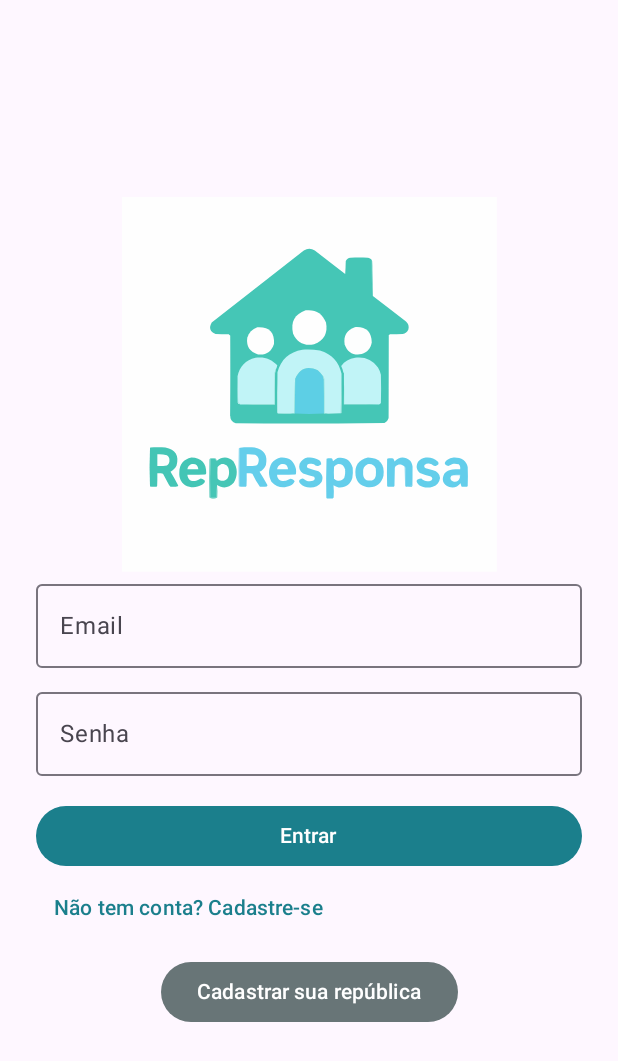
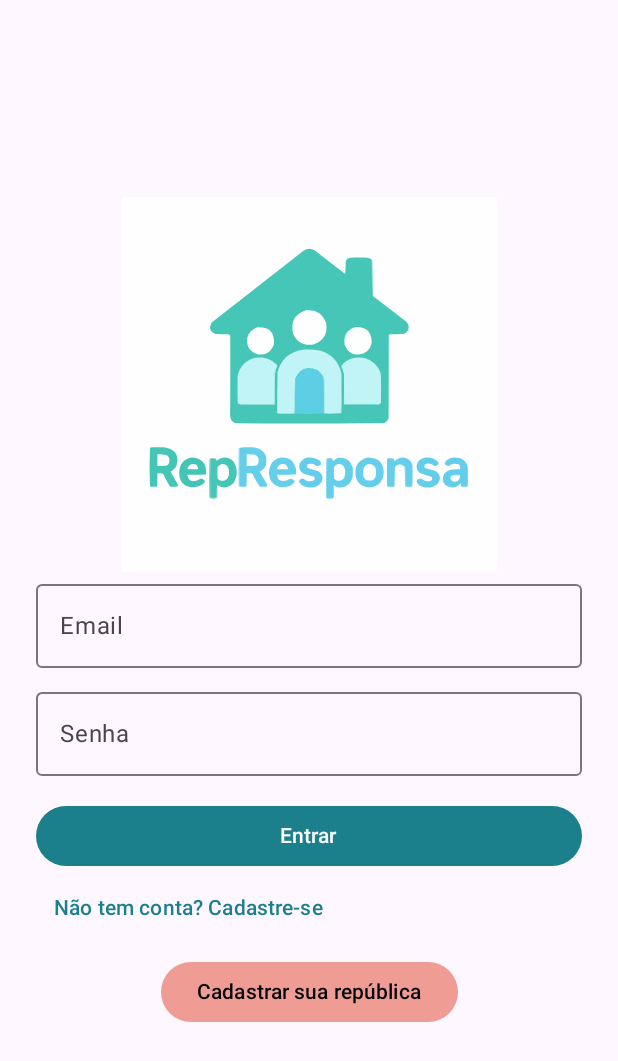
Before and after one commit to vitcaroline/RepResponsa, an Android app built with Jetpack Compose: the screen it shows after launch (MainActivity), on a phone screen of 412 x 824 dp. Shown: the top 1061 px of the screen. Run offline under Robolectric (Android 15) with nearby library versions, the phone set to English and light mode, and no system bars; our stand-ins replace Firebase (no records; nobody signed in at launch, a user with empty details on screens opened directly), accompanist.

Commit message:
edit colors

```diff
--- a/app/build.gradle.kts
+++ b/app/build.gradle.kts
@@ -72,4 +72,6 @@ dependencies {
     implementation ("com.google.accompanist:accompanist-systemuicontroller:0.33.2-alpha")
     implementation("androidx.compose.foundation:foundation:1.5.0")
     implementation("com.google.accompanist:accompanist-navigation-animation:0.33.2-alpha")
+    implementation ("androidx.compose.ui:ui-tooling-preview:1.6.1")
+    debugImplementation(libs.androidx.ui.tooling)
 }
--- a/app/src/main/java/com/example/represponsa/ui/assignment/assigmentsList/AssignmentList.kt
+++ b/app/src/main/java/com/example/represponsa/ui/assignment/assigmentsList/AssignmentList.kt
@@ -44,7 +44,7 @@ fun AssignmentItem(
             .fillMaxWidth()
             .padding(vertical = 8.dp),
         shape = MaterialTheme.shapes.medium,
-        colors = CardDefaults.cardColors(containerColor = MaterialTheme.colorScheme.onPrimaryContainer),
+        colors = CardDefaults.cardColors(containerColor = MaterialTheme.colorScheme.surfaceContainer),
         elevation = CardDefaults.cardElevation(defaultElevation = 2.dp)
     ) {
         Column(modifier = Modifier.padding(16.dp)) {
--- a/app/src/main/java/com/example/represponsa/ui/assignment/editAssignment/EditAssignmentScreen.kt
+++ b/app/src/main/java/com/example/represponsa/ui/assignment/editAssignment/EditAssignmentScreen.kt
@@ -13,6 +13,7 @@ import androidx.compose.foundation.layout.Box
 import androidx.compose.foundation.layout.fillMaxSize
 import androidx.compose.foundation.layout.padding
 import androidx.compose.material3.CircularProgressIndicator
+import androidx.compose.material3.MaterialTheme
 import androidx.compose.runtime.mutableStateOf
 import androidx.compose.runtime.remember
 import androidx.compose.runtime.setValue
@@ -53,7 +54,8 @@ fun EditAssignmentScreen(
                         } else {
                             Toast.makeText(context, "Tarefa não encontrada", Toast.LENGTH_SHORT).show()
                         }
-                    }
+                    },
+                    containerColor = MaterialTheme.colorScheme.tertiary
                 ) {
                     Icon(Icons.Default.Edit, contentDescription = "Editar Selecionado")
                 }
--- a/app/src/main/java/com/example/represponsa/ui/login/LoginScreen.kt
+++ b/app/src/main/java/com/example/represponsa/ui/login/LoginScreen.kt
@@ -92,14 +92,14 @@ fun LoginScreen(
                 .align(Alignment.CenterHorizontally)
                 .padding(8.dp),
             colors = ButtonColors(
-                contentColor = MaterialTheme.colorScheme.secondary,
-                containerColor = MaterialTheme.colorScheme.secondary,
-                disabledContainerColor = MaterialTheme.colorScheme.tertiary,
-                disabledContentColor = MaterialTheme.colorScheme.secondary,
+                contentColor = MaterialTheme.colorScheme.surfaceContainer,
+                containerColor = MaterialTheme.colorScheme.surfaceContainer,
+                disabledContainerColor = MaterialTheme.colorScheme.surfaceContainer,
+                disabledContentColor = MaterialTheme.colorScheme.surfaceContainer,
             )
         )
         {
-            Text("Cadastrar sua república", color = Color.White)
+            Text("Cadastrar sua república", color = Color.Black)
         }
     }
 }
--- a/app/src/main/java/com/example/represponsa/ui/theme/Color.kt
+++ b/app/src/main/java/com/example/represponsa/ui/theme/Color.kt
@@ -5,6 +5,8 @@ import androidx.compose.ui.graphics.Color
 val Purple80 = Color(0xFF7DDDEA)
 val PurpleGrey80 = Color(0xFFB2CACC)
 val Pink80 = Color(0xFF8BE7DE)
+val BrightOrange = Color(0xFFEE746C)
+val LightOrange = Color(0xFFEF9C94)
 
 val Purple40 = Color(0xFF1B7F8C)
 val PurpleGrey40 = Color(0xFF687577)
--- a/app/src/main/java/com/example/represponsa/ui/theme/Theme.kt
+++ b/app/src/main/java/com/example/represponsa/ui/theme/Theme.kt
@@ -9,6 +9,8 @@ private val LightColors = lightColorScheme(
     secondary = PurpleGrey40,
     tertiary = Pink40,
     onPrimaryContainer = Purple80,
+    surfaceContainer = LightOrange,
+    surfaceBright = BrightOrange
 )
 
 private val DarkColors = darkColorScheme(
--- a/gradle/libs.versions.toml
+++ b/gradle/libs.versions.toml
@@ -13,6 +13,7 @@ firebaseAuthKtx = "23.2.1"
 navigationComposeJvmstubs = "2.9.0"
 firebaseFirestoreKtx = "25.1.4"
 uiToolingPreviewAndroid = "1.8.3"
+uiTooling = "1.8.3"
 
 [libraries]
 androidx-core-ktx = { group = "androidx.core", name = "core-ktx", version.ref = "coreKtx" }
@@ -27,6 +28,7 @@ firebase-auth-ktx = { group = "com.google.firebase", name = "firebase-auth-ktx",
 androidx-navigation-compose-jvmstubs = { group = "androidx.navigation", name = "navigation-compose-jvmstubs", version.ref = "navigationComposeJvmstubs" }
 firebase-firestore-ktx = { group = "com.google.firebase", name = "firebase-firestore-ktx", version.ref = "firebaseFirestoreKtx" }
 androidx-ui-tooling-preview-android = { group = "androidx.compose.ui", name = "ui-tooling-preview-android", version.ref = "uiToolingPreviewAndroid" }
+androidx-ui-tooling = { group = "androidx.compose.ui", name = "ui-tooling", version.ref = "uiTooling" }
 
 [plugins]
 android-application = { id = "com.android.application", version.ref = "agp" }
```
Also changed, not shown: app/src/main/java/com/example/represponsa/ui/assignment/removeAssignment/AssignmentListSelectable.kt (+29 -6 lines), app/src/main/java/com/example/represponsa/ui/assignment/removeAssignment/RemoveAssignmentScreen.kt (+6 -2 lines).
